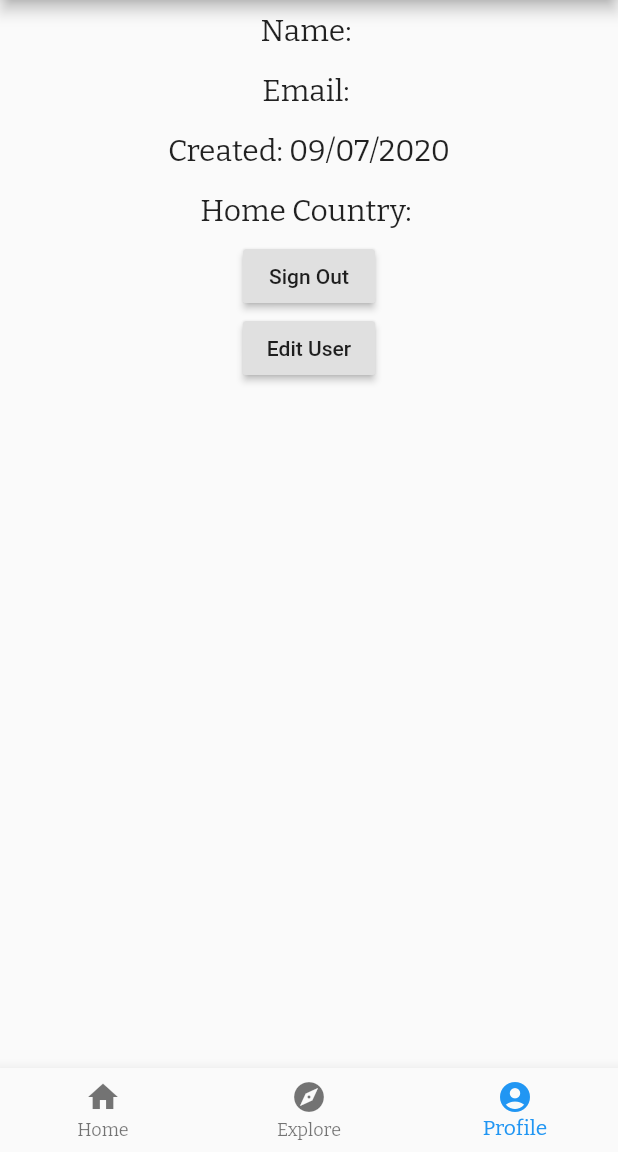
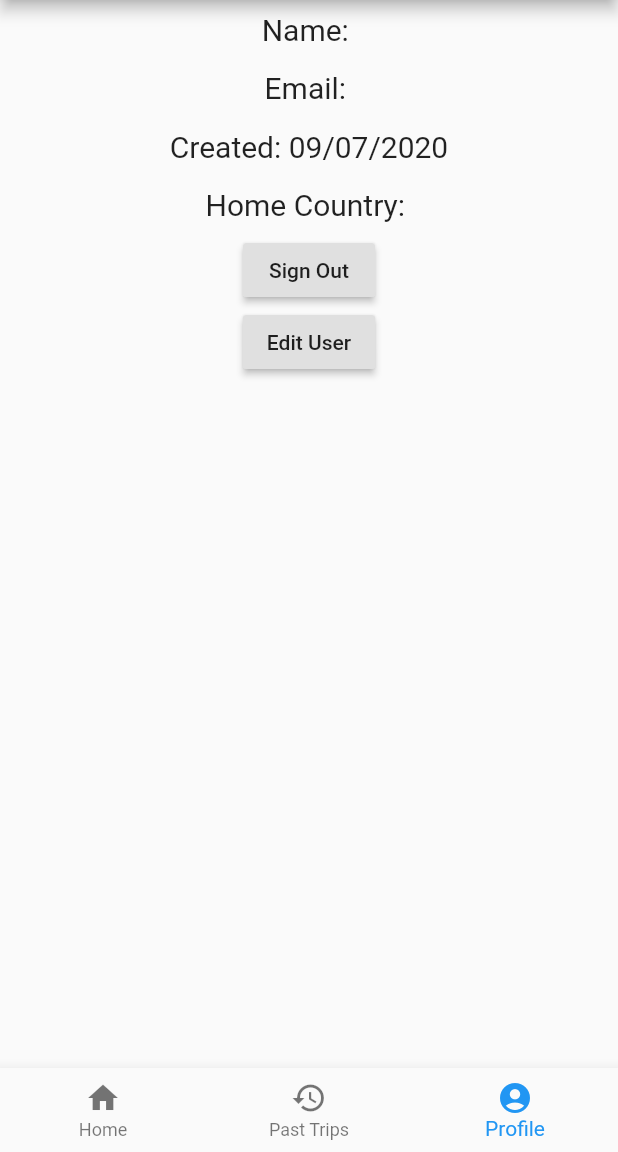
Before and after one commit to vcjpierre/flutter-travel-budget, a Flutter app: the screen it shows once a user with an empty profile is signed in, item 3 of the bottom bar chosen, on a phone screen of 412 x 824 dp, the part 84-1236 px from its top. Run offline on Flutter 3.47's test engine with Material 2 defaults, Android fonts, the light colour scheme and no system bars; our stand-ins replace auto_size_text, cloud_firestore, device_info, dio, firebase_auth, flare_flutter and 3 more; missing offline and left inert: admob_flutter, apple_sign_in, date_range_picker, firebase_admob, flutter_auth_buttons; accounts and stored records are empty; statements that could not run were skipped.

Commit message:
Add past trips page

```diff
--- a/lib/main.dart
+++ b/lib/main.dart
@@ -53,7 +53,7 @@ class _MyAppState extends State<MyApp> with WidgetsBindingObserver {
           brightness: Brightness.light,
           primarySwatch: Colors.blue,
           textTheme: TextTheme(
-            body1: GoogleFonts.bitter(
+            bodyText1: GoogleFonts.bitter(
               fontSize: 14.0
             ),
           ),
@@ -62,7 +62,7 @@ class _MyAppState extends State<MyApp> with WidgetsBindingObserver {
           brightness: Brightness.dark,
           primarySwatch: Colors.blue,
           textTheme: TextTheme(
-            body1: GoogleFonts.bitter(fontSize: 14.0)
+            bodyText1: GoogleFonts.bitter(fontSize: 14.0)
           ),
         ),
         home: HomeController(),
--- a/lib/views/navigation_view.dart
+++ b/lib/views/navigation_view.dart
@@ -1,7 +1,7 @@
 import 'package:flutter/material.dart';
-import 'package:flutter_travel_budget/pages.dart';
 import 'package:flutter_travel_budget/views/home_view.dart';
 import 'package:flutter_travel_budget/views/new_trips/location_view.dart';
+import 'package:flutter_travel_budget/views/past_trips_view.dart';
 import 'profile_view.dart';
 import 'package:flutter_travel_budget/models/Trip.dart';
 
@@ -16,7 +16,7 @@ class _HomeState extends State<Home> {
   int _currentIndex = 0;
   final List<Widget> _children = [
     HomeView(),
-    ExplorePage(),
+    PastTripsView(),
     ProfileView(),
   ];
 
@@ -52,8 +52,8 @@ class _HomeState extends State<Home> {
             title: new Text("Home"),
           ),
           BottomNavigationBarItem(
-            icon: new Icon(Icons.explore),
-            title: new Text("Explore"),
+            icon: new Icon(Icons.history),
+            title: new Text("Past Trips"),
           ),
           BottomNavigationBarItem(
             icon: new Icon(Icons.account_circle),
```
Also changed, not shown: lib/views/home_view.dart (+1 -64 lines), lib/views/past_trips_view.dart (added, +42 -0 lines), lib/widgets/trip_card.dart (added, +67 -0 lines).
